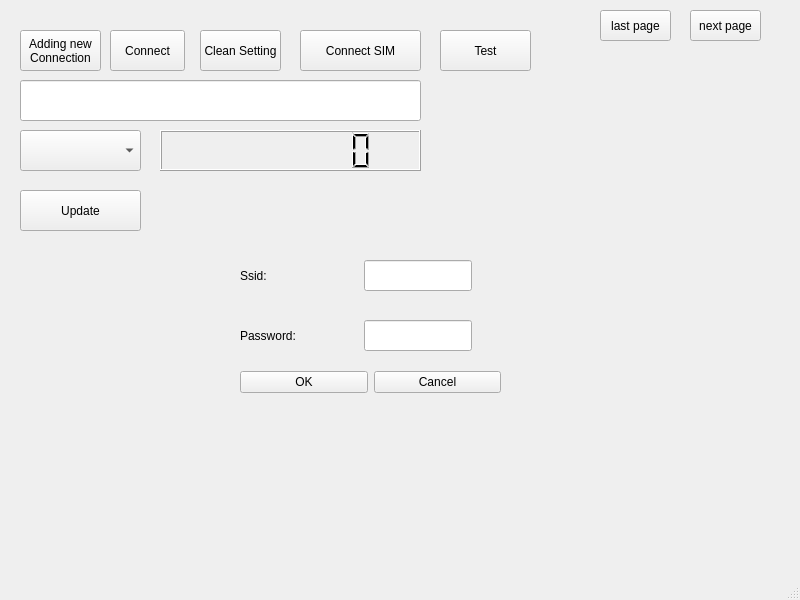
Above: settingwifi.ui from xiaomajsj/LinuxWifiConnectionTest before the change. Below: the same form after it.
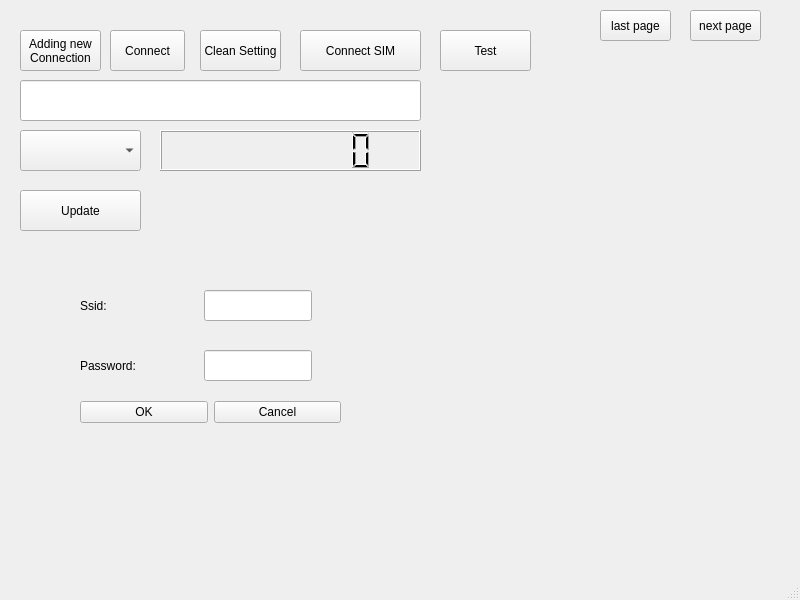
That is the form after the change.

Commit message: adding function test:LocalUpdate

What changed in the file:
```diff
--- a/settingwifi.ui
+++ b/settingwifi.ui
@@ -17,8 +17,8 @@
    <widget class="QWidget" name="InputWidget" native="true">
     <property name="geometry">
      <rect>
-      <x>180</x>
-      <y>210</y>
+      <x>20</x>
+      <y>240</y>
       <width>381</width>
       <height>201</height>
      </rect>
```
Left out of the diff: 29 changed lines with no effect on the pictures. The commit also changes 2 other files.
